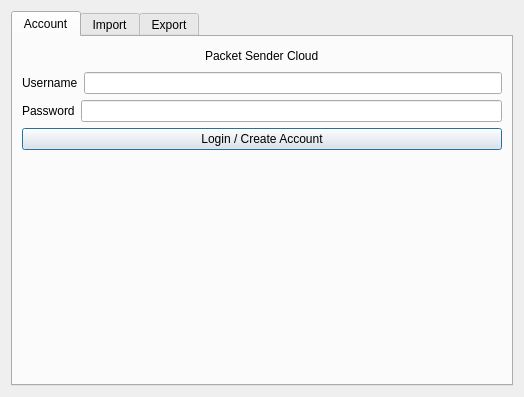
Old version of the form src/cloudui.ui in the repository dannagle/PacketSender.
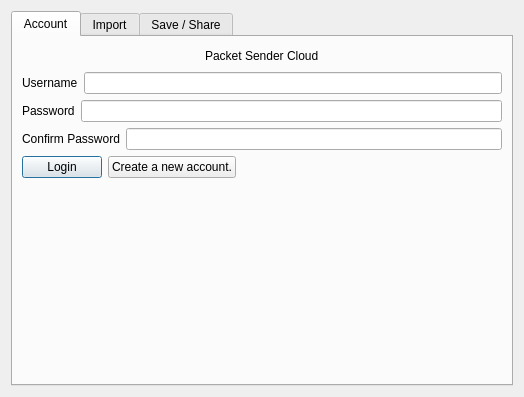
New version of the form. The open tabs and pages were chosen to show the change. Icons and pictures are not drawn.

Patch:
```diff
--- a/src/cloudui.ui
+++ b/src/cloudui.ui
@@ -94,11 +94,56 @@
         </layout>
        </item>
        <item>
-        <widget class="QPushButton" name="loginButton">
-         <property name="text">
-          <string>Login / Create Account</string>
-         </property>
-        </widget>
+        <layout class="QHBoxLayout" name="horizontalLayout_7">
+         <item>
+          <widget class="QLabel" name="passwordConfirmLabel">
+           <property name="text">
+            <string>Confirm Password</string>
+           </property>
+          </widget>
+         </item>
+         <item>
+          <widget class="QLineEdit" name="passwordConfirmEdit">
+           <property name="maxLength">
+            <number>50</number>
+           </property>
+           <property name="echoMode">
+            <enum>QLineEdit::Password</enum>
+           </property>
+          </widget>
+         </item>
+        </layout>
+       </item>
+       <item>
+        <layout class="QHBoxLayout" name="horizontalLayout_8">
+         <item>
+          <widget class="QPushButton" name="loginButton">
+           <property name="text">
+            <string>Login</string>
+           </property>
+          </widget>
+         </item>
+         <item>
+          <widget class="QPushButton" name="createAccountButton">
+           <property name="text">
+            <string>Create a new account.</string>
+           </property>
+          </widget>
+         </item>
+         <item>
+          <spacer name="horizontalSpacer_4">
+           <property name="orientation">
+            <enum>Qt::Horizontal</enum>
+           </property>
+           <property name="sizeHint" stdset="0">
+            <size>
+             <width>40</width>
+             <height>20</height>
+            </size>
+           </property>
+          </spacer>
+         </item>
+        </layout>
        </item>
        <item>
         <spacer name="verticalSpacer">
@@ -166,7 +211,7 @@
      </widget>
      <widget class="QWidget" name="exportTab">
       <attribute name="title">
-       <string>Export</string>
+       <string>Save / Share</string>
       </attribute>
       <layout class="QVBoxLayout" name="verticalLayout_4">
        <item>
```
Left out of the diff: 84 changed lines with no effect on the pictures.
